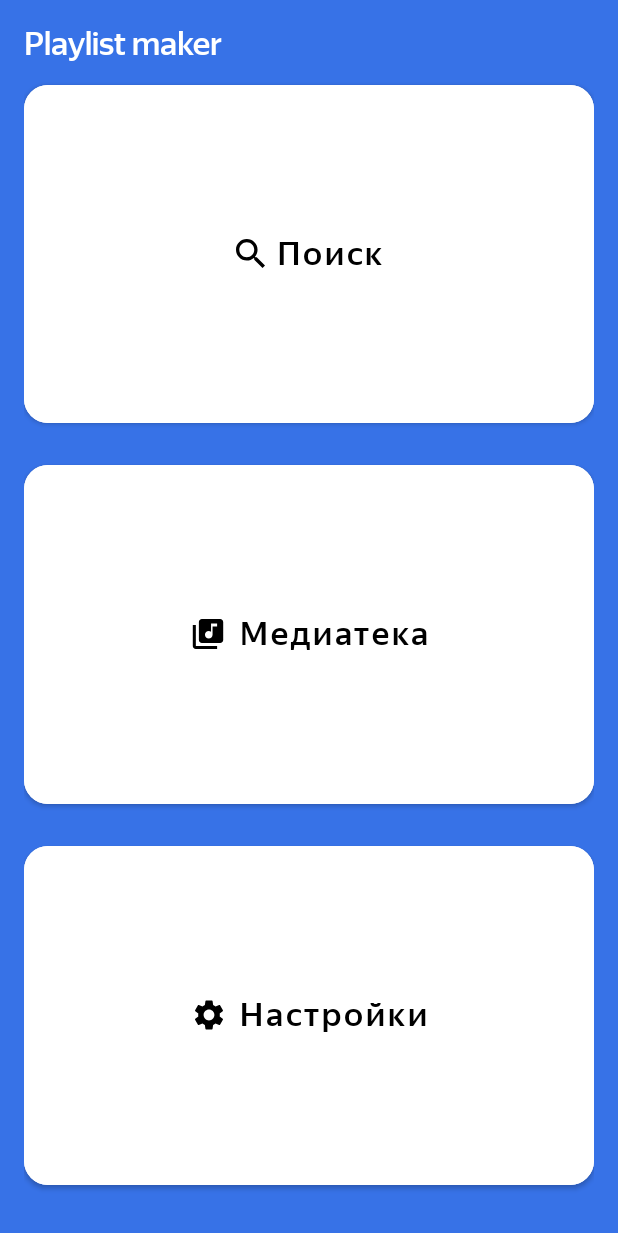
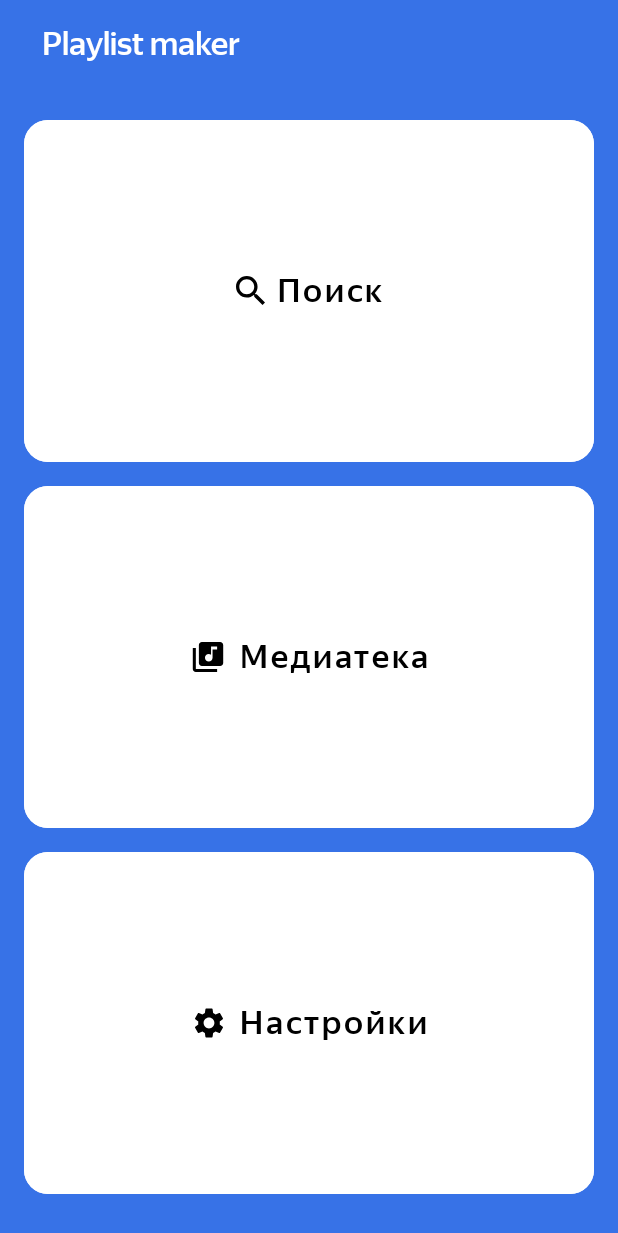
Before and after one commit to urbanrzhev/PlaylistMaker, an Android app: the screen it shows after launch (MainActivity), on a phone screen of 412 x 824 dp. Shown: the top 1233 px of the screen. Run offline under Robolectric (Android 15) with nearby library versions, the phone set to English and light mode, and no system bars.

Commit message:
просто коммит

```diff
--- a/app/src/main/java/com/example/playlistmaker/MainActivity.kt
+++ b/app/src/main/java/com/example/playlistmaker/MainActivity.kt
@@ -10,9 +10,7 @@
 class MainActivity : AppCompatActivity() {
     override fun onCreate(savedInstanceState: Bundle?) {
         super.onCreate(savedInstanceState)
-        enableEdgeToEdge()
         setContentView(R.layout.activity_main)
-
         val buttonSearch = findViewById<Button>(R.id.button_search)
         buttonSearch.setOnClickListener {
             val intent = Intent(this, SearchActivity::class.java)
--- a/app/src/main/java/com/example/playlistmaker/MediaLibraryActivity.kt
+++ b/app/src/main/java/com/example/playlistmaker/MediaLibraryActivity.kt
@@ -1,6 +1,7 @@
 package com.example.playlistmaker
 
 import android.os.Bundle
+import androidx.activity.enableEdgeToEdge
 import androidx.appcompat.app.AppCompatActivity
 
 class MediaLibraryActivity : AppCompatActivity() {
--- a/app/src/main/res/drawable/search__2_.xml
+++ /dev/null
@@ -1,5 +0,0 @@
-<vector xmlns:android="http://schemas.android.com/apk/res/android" android:height="25.095057dp" android:viewportHeight="220" android:viewportWidth="263" android:width="30dp">
-
-    <path android:fillColor="#000000" android:pathData="M105.1,47.6c-15.9,4.3 -29.2,16.6 -34.7,32.3 -3.1,8.7 -3.3,22 -0.4,31.3 9.3,30.2 45.2,44.4 72.7,28.8l3.8,-2.2 18,18.1c16,16.1 18.3,18.1 21.2,18.1 4.2,-0 9.1,-4.3 9.9,-8.8 0.7,-3.3 0.2,-3.9 -17.8,-21.9l-18.5,-18.5 2.8,-5.2c10.4,-19.1 6.7,-42.9 -9,-58.7 -12.8,-12.7 -31.1,-17.9 -48,-13.3zM130.7,67c6.2,2.6 13.5,10 16.6,16.8 3.4,7.3 3,18.8 -0.8,26.5 -5.5,11.2 -15.9,17.7 -28.1,17.7 -10.4,-0 -15.8,-2.2 -22.9,-9.4 -7,-7.1 -9.5,-13 -9.5,-22.3 0,-23.5 23.2,-38.6 44.7,-29.3z" android:strokeColor="#00000000"/>
-
-</vector>
--- a/app/src/main/res/layout/activity_main.xml
+++ b/app/src/main/res/layout/activity_main.xml
@@ -10,37 +10,29 @@
     <TextView
         style="@style/titleText"
         android:layout_width="match_parent"
+        android:layout_height="@dimen/title_min_height"
         android:text="@string/app_name"
         android:layout_marginBottom="8dp"
         android:textColor="@color/white"/>
 
-    <com.google.android.material.button.MaterialButton
+    <Button
         android:id="@+id/button_search"
         style="@style/buttonMainActivity"
-        android:layout_width="match_parent"
-        android:layout_height="0dp"
         android:layout_marginBottom="@dimen/main_layout_padding"
-        android:layout_weight="1"
         android:text="@string/search"
         app:icon="@drawable/search" />
 
-    <com.google.android.material.button.MaterialButton
+    <Button
         android:id="@+id/button_media_library"
         style="@style/buttonMainActivity"
-        android:layout_width="match_parent"
-        android:layout_height="0dp"
         android:layout_marginBottom="@dimen/main_layout_padding"
-        android:layout_weight="1"
         android:text="@string/media_library"
         app:icon="@drawable/mediateka" />
 
-    <com.google.android.material.button.MaterialButton
+    <Button
         android:id="@+id/button_settings"
         style="@style/buttonMainActivity"
-        android:layout_width="match_parent"
-        android:layout_height="0dp"
         android:layout_marginBottom="12dp"
-        android:layout_weight="1"
         android:text="@string/settings"
         app:icon="@drawable/settings" />
 </LinearLayout>
--- a/app/src/main/res/values/colors.xml
+++ b/app/src/main/res/values/colors.xml
@@ -5,8 +5,8 @@
     <color name="white">#FFFFFFFF</color>
     <color name="main_background">#3772E7</color>
 
-        <color name="purple_200">#FFBB86FC</color>
-        <color name="purple_500">#FF6200EE</color>
+        <color name="edit_search_hint">#AEAFB4</color>
+        <color name="edit_search_hint_dark">#FFFFFF</color>
         <color name="purple_700">#FF3700B3</color>
         <color name="teal_200">#FF03DAC5</color>
         <color name="green">#FF018786</color>
--- a/app/src/main/res/values/dimens.xml
+++ b/app/src/main/res/values/dimens.xml
@@ -5,6 +5,7 @@
     <dimen name="settings_text_size">16sp</dimen>
     <dimen name="settings_button_padding">0dp</dimen>
     <dimen name="main_layout_padding">16dp</dimen>
+    <dimen name="main_layout_padding_vertical">32dp</dimen>
     <dimen name="button_icon_padding">8dp</dimen>
     <dimen name="button_radius">16dp</dimen>
     <dimen name="setting_image_size">24dp</dimen>
--- a/app/src/main/res/values/strings.xml
+++ b/app/src/main/res/values/strings.xml
@@ -1,5 +1,9 @@
 <?xml version="1.0" encoding="utf-8"?>
 <resources>
+    <string name="secret_code">myCode</string>
+    <string name="share_one">выберите приложение</string>
+    <string name="share_no">Нет доступных приложений</string>
+    <string name="practicum_android_link">https://practicum.yandex.ru/profile/android-developer/</string>
     <string name="app_name" translatable="false">Playlist maker</string>
     <string name="search" translatable="false">Поиск</string>
     <string name="media_library" translatable="false">Медиатека</string>
@@ -9,7 +13,7 @@
     <string name="support" translatable="false">Написать в поддержку</string>
     <string name="forward" translatable="false">Пользовательское соглашение</string>
     <string name="night_theme" translatable="false">Темная тема</string>
-    <string name="clear_search" translatable="false">Очистить поисковый запрос</string>
+    <string name="clear_search" translatable="false">Очистить</string>
     <string name="practicum_offer" translatable="false">https://yandex.ru/legal/practicum_offer/</string>
     <string name="uri_mailto" translatable="false">mailto:</string>
     <string name="my_mail_adress" translatable="false">frolovcite@yandex.ru</string>
--- a/app/src/main/res/values/styles.xml
+++ b/app/src/main/res/values/styles.xml
@@ -1,9 +1,9 @@
 <?xml version="1.0" encoding="utf-8"?>
 <resources>
-    <style name="search_edit_box" parent="Widget.MaterialComponents.TextInputLayout.OutlinedBox.Dense">
-        <item name="boxStrokeColor">@color/black</item>
-        <item name="boxStrokeWidth">0dp</item>
-
+    <style name="search_edit_box" >
+        <item name="android:textColorHint">@color/edit_search_hint</item>
+        <item name ="android:background">#E6E8EB</item>
+        <item name="android:drawableLeft">@drawable/search_icon</item>
     </style>
     <style name="mys" parent="Widget.MaterialComponents.TextInputLayout.FilledBox.Dense">
         <item name="boxCornerRadiusBottomEnd">25dp</item>
@@ -12,8 +12,9 @@
         <item name="boxCornerRadiusTopStart">25dp</item>
         <item name="boxBackgroundColor">@android:color/white</item>
     </style>
-    <style name="clear_search_button">
-        <item name="android:backgroundTint">@color/black_from_figma</item>
+    <style name="clear_search_button" parent="Widget.MaterialComponents.TextInputLayout.OutlinedBox">
+        <item name="android:backgroundTint">@color/white</item>
+        <item name="android:textColor">@color/black_from_figma</item>
     </style>
     <style name="vector_back_src">
         <item name="android:src">@drawable/vector_light_theme</item>
@@ -30,14 +31,19 @@
         <item name="android:layout_height">wrap_content</item>
         <item name="android:fontFamily">@font/ys_display_medium</item>
         <item name="android:textFontWeight">500</item>
-
+        <item name="android:layout_marginStart">12dp</item>
         <item name="android:layout_gravity">center_vertical</item>
         <item name="android:textSize">@dimen/button_text_size</item>
     </style>
-    <style name="buttonMainActivity">
+    <style name="buttonMainActivity" parent="Widget.MaterialComponents.Button.UnelevatedButton">
         <item name="android:backgroundTint">@color/white</item>
         <item name="android:textColor">@color/black</item>
         <item name="android:gravity">center</item>
+        <item name="android:layout_weight">1</item>
+        <item name="android:layout_width">match_parent</item>
+        <item name="android:insetTop">0dp</item>
+        <item name="android:insetBottom">0dp</item>
+        <item name="android:layout_height">0dp</item>
         <item name="android:textSize">@dimen/button_text_size</item>
         <item name="android:textAllCaps">false</item>
         <item name="iconTint">@color/black</item>
@@ -67,6 +73,5 @@
         <item name="android:layout_width">match_parent</item>
         <item name="android:layout_height">@dimen/height_setting_menu</item>
         <item name="minHeight">@dimen/min_height_setting</item>
-
     </style>
 </resources>
```
Also changed, not shown: app/src/main/AndroidManifest.xml (+4 -5 lines), app/src/main/java/com/example/playlistmaker/SearchActivity.kt (+25 -2 lines), app/src/main/java/com/example/playlistmaker/SettingsActivity.kt (+7 -14 lines), app/src/main/res/drawable/rounde_edittext_backgroun_dark.xml (deleted, +0 -7 lines), app/src/main/res/drawable/rounde_edittext_background.xml (deleted, +0 -7 lines), app/src/main/res/drawable/search_icon_dark.xml (added, +9 -0 lines), app/src/main/res/layout/activity_search.xml (added, +63 -0 lines), app/src/main/res/layout/activity_settings.xml (+4 -8 lines), app/src/main/res/values-night/styles.xml (+8 -6 lines).
